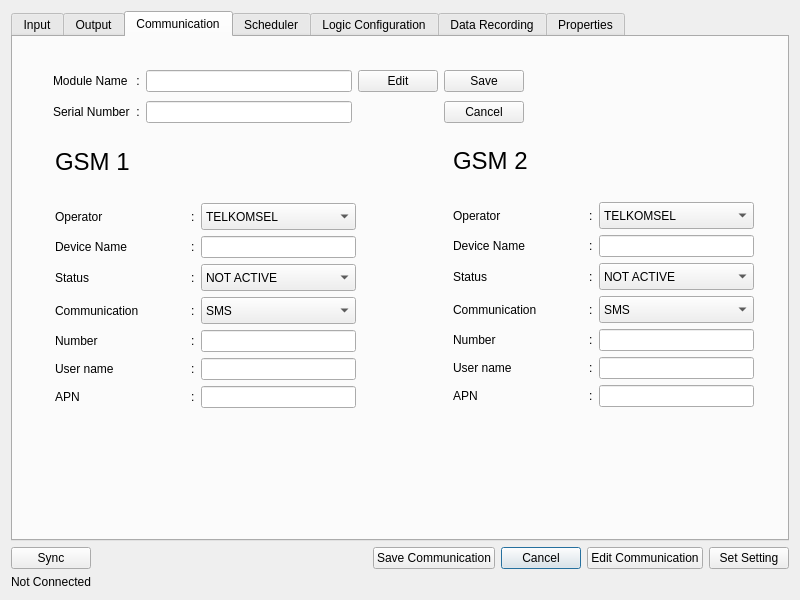
First picture: the form in view/formmodule.ui, repository zenaki/RTU, before the edit.
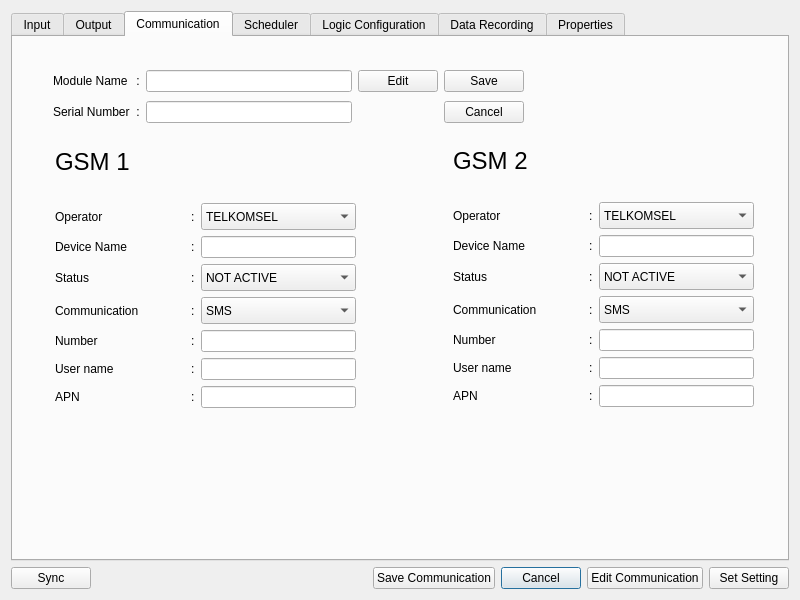
Second picture: the form after the edit.

Commit message: Serial Communication Connected

Diff of the .ui file:
```diff
--- a/view/formmodule.ui
+++ b/view/formmodule.ui
@@ -890,13 +890,6 @@
      </widget>
     </widget>
    </item>
-   <item row="2" column="0">
-    <widget class="QLabel" name="bottom_message">
-     <property name="text">
-      <string>Not Connected</string>
-     </property>
-    </widget>
-   </item>
   </layout>
  </widget>
  <resources/>
```
Left out of the diff: 10 changed lines with no effect on the pictures. The commit also changes 14 other files.
